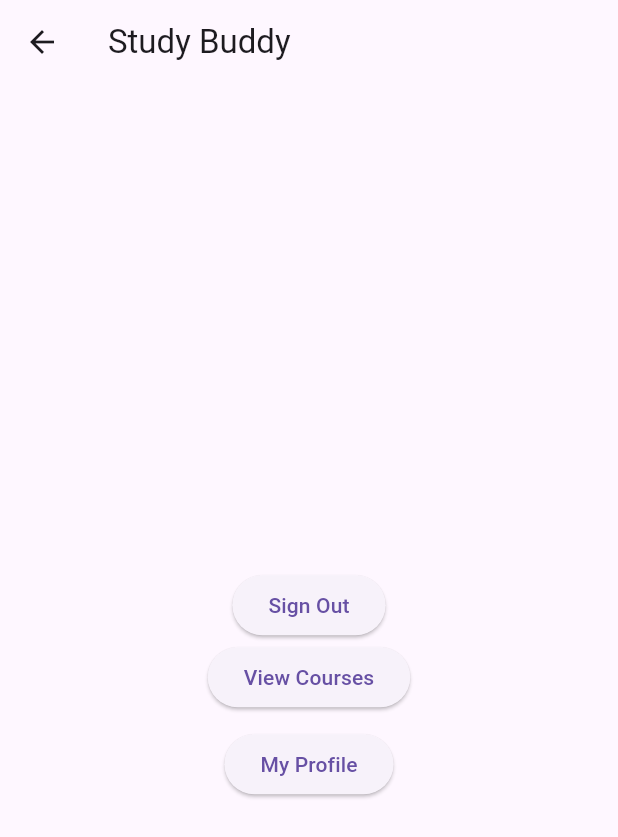
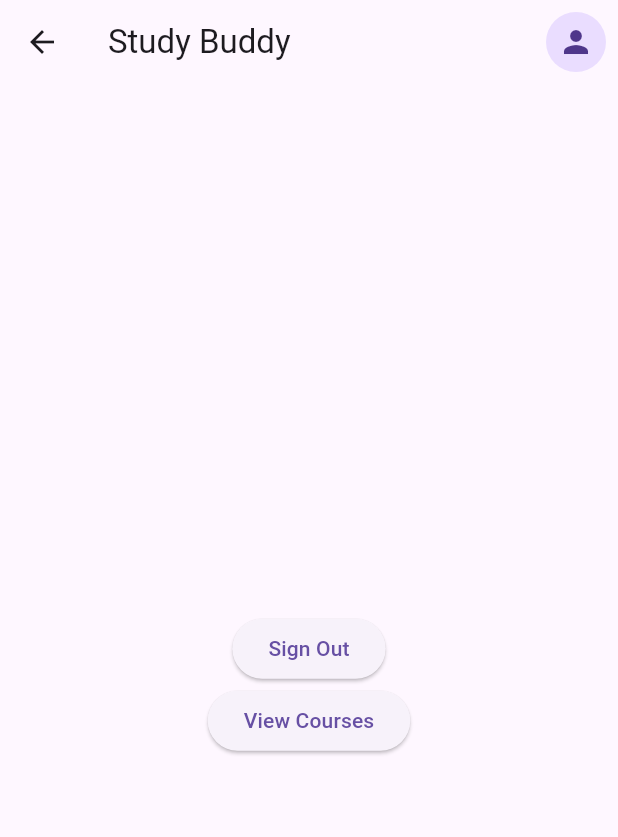
Before and after one commit to SagitMalka/StudyBuddy, a Flutter app: the HomePage screen opened by its route, on a phone screen of 412 x 824 dp. Shown: the top 837 px of the screen. Run offline on Flutter 3.47's test engine with Material 3 defaults, Android fonts, the phone set to English and light mode, and no system bars; our stand-ins replace cloud_firestore, firebase_auth, firebase_core; accounts and stored records are empty.

Commit message:
My Profile button moved to upper bar

```diff
--- a/lib/pages/home_page.dart
+++ b/lib/pages/home_page.dart
@@ -1,8 +1,11 @@
 import 'package:flutter/material.dart';
+import 'package:firebase_auth/firebase_auth.dart';
 import 'package:study_buddy/widgets/user_info_widget.dart';
 
 class HomePage extends StatelessWidget {
   HomePage({super.key});
+
+  final User? user = FirebaseAuth.instance.currentUser;
 
   Widget _title() {
     return const Text('Study Buddy');
@@ -17,20 +20,24 @@ class HomePage extends StatelessWidget {
     );
   }
 
-  Widget _navigateToProfileButton(BuildContext context) {
-    return ElevatedButton(
-      onPressed: () {
-        Navigator.pushNamed(context, '/profile');
-      },
-      child: const Text('My Profile'),
-    );
-  }
-
   @override
   Widget build(BuildContext context) {
     return Scaffold(
       appBar: AppBar(
         title: _title(),
+        actions: [
+          IconButton(
+            icon: CircleAvatar(
+              backgroundImage: user?.photoURL != null
+                  ? NetworkImage(user!.photoURL!)
+                  : null,
+              child: user?.photoURL == null ? const Icon(Icons.person) : null,
+            ),
+            onPressed: () {
+              Navigator.pushNamed(context, '/profile');
+            },
+          ),
+        ],
       ),
       body: Container(
         height: double.infinity,
@@ -42,8 +49,6 @@ class HomePage extends StatelessWidget {
           children: <Widget>[
             UserInfoWidget(),
             _navigateToCoursesButton(context),
-            const SizedBox(height: 10),
-            _navigateToProfileButton(context),
           ],
         ),
       ),
```
